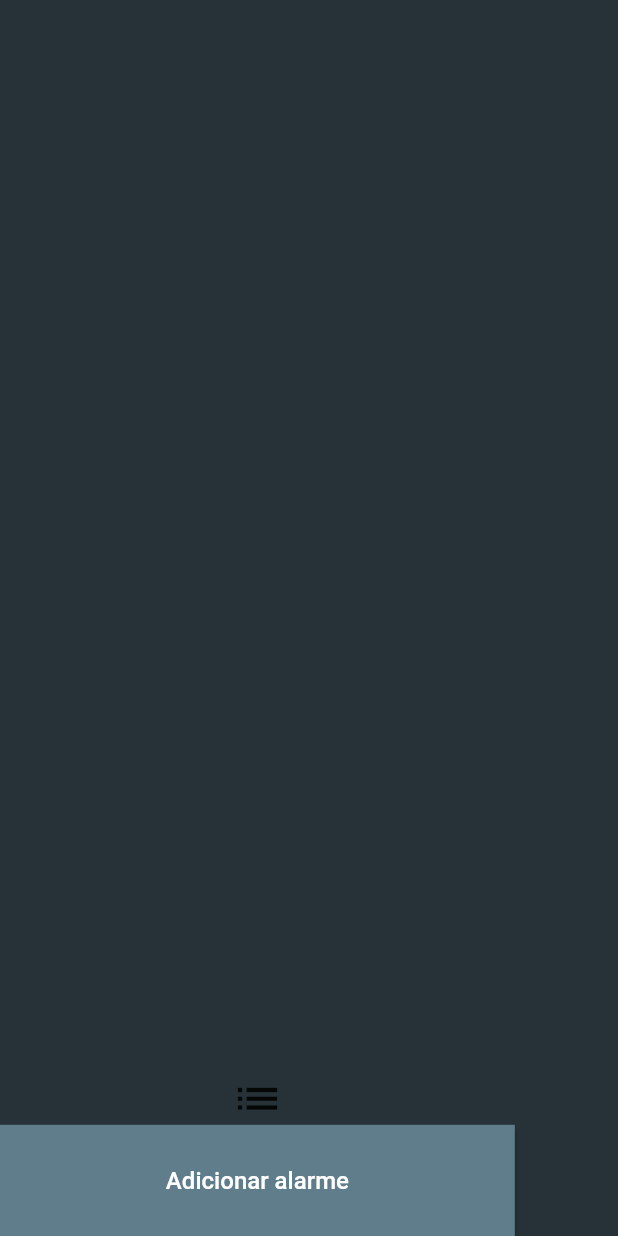
After one commit to MatheusAraujo6/pimobile3a, a Flutter app: the GerenciarAlarmes screen opened directly, on a phone screen of 412 x 824 dp. The commit adds this screen. Run offline on Flutter 3.47's test engine with Material 2 defaults, Android fonts, the phone set to English and light mode, and no system bars.

Commit message:
Criação da tela de gerenciar alarmes

```diff
--- /dev/null
+++ b/lib/gerenciar.dart
@@ -0,0 +1,54 @@
+import 'package:flutter/material.dart';
+
+class GerenciarAlarmes extends StatefulWidget {
+  const GerenciarAlarmes({Key? key}) : super(key: key);
+
+  @override
+  State<GerenciarAlarmes> createState() => _GerenciarAlarmesState();
+}
+
+class _GerenciarAlarmesState extends State<GerenciarAlarmes> {
+  void emptyMethod() {}
+
+  void navegarTelaAnterior(BuildContext context) {
+    Navigator.of(context).pop();
+  }
+
+  @override
+  Widget build(BuildContext context) {
+    double width = MediaQuery.of(context).size.width;
+    double height = MediaQuery.of(context).size.height;
+
+    return Scaffold(
+        backgroundColor: Colors.blueGrey.shade900,
+        body: GestureDetector(
+            onVerticalDragEnd: (details) {
+              if (details.primaryVelocity! < 0) {
+                Navigator.of(context).pop();
+              }
+            },
+            child: Column(
+              mainAxisAlignment: MainAxisAlignment.end,
+              crossAxisAlignment: CrossAxisAlignment.center,
+              children: [
+                const Icon(
+                  Icons.list,
+                  size: 35,
+                ),
+                SizedBox(
+                  width: 0.833 * width,
+                  height: 0.09 * height,
+                  child: ElevatedButton(
+                      onPressed: () => navegarTelaAnterior(context),
+                      style: ElevatedButton.styleFrom(
+                          shape: const RoundedRectangleBorder(),
+                          backgroundColor: Colors.blueGrey),
+                      child: const Text(
+                        'Adicionar alarme',
+                        style: TextStyle(fontSize: 16, color: Colors.white),
+                      )),
+                ),
+              ],
+            )));
+  }
+}
--- a/lib/login.dart
+++ b/lib/login.dart
@@ -78,7 +78,7 @@ class _LoginTelaState extends State<LoginTela> {
             SizedBox(
               width: 0.36 * width,
               height: 0.0625 * height,
-              child: botaoLogin('Modo offline', emptyMethod),
+              child: botaoLogin('Criar conta', emptyMethod),
             ),
           ],
         ),
```
Also changed, not shown: lib/principal.dart (+11 -2 lines).
